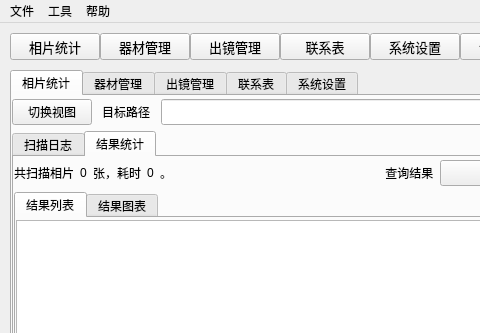
Qt form Form/AxisMainWindow.ui (Pichuworks/Codename-Axis) before a commit; both pictures show x 0 to 480 and y 0 to 333 of the 800 by 600 pixel window.
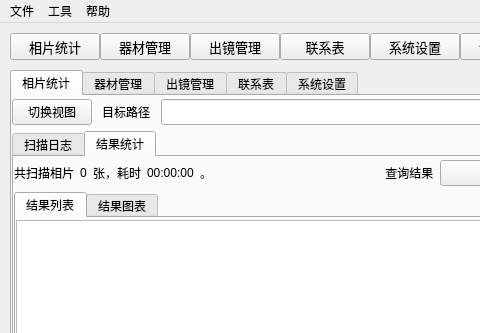
The same form after that commit. Icons and pictures are not drawn.

What changed in the file:
```diff
--- a/Form/AxisMainWindow.ui
+++ b/Form/AxisMainWindow.ui
@@ -486,7 +486,7 @@
                      <item>
                       <widget class="QLabel" name="lblResultTimeConsumed">
                        <property name="text">
-                        <string>0</string>
+                        <string>00:00:00</string>
                        </property>
                       </widget>
                      </item>
```
